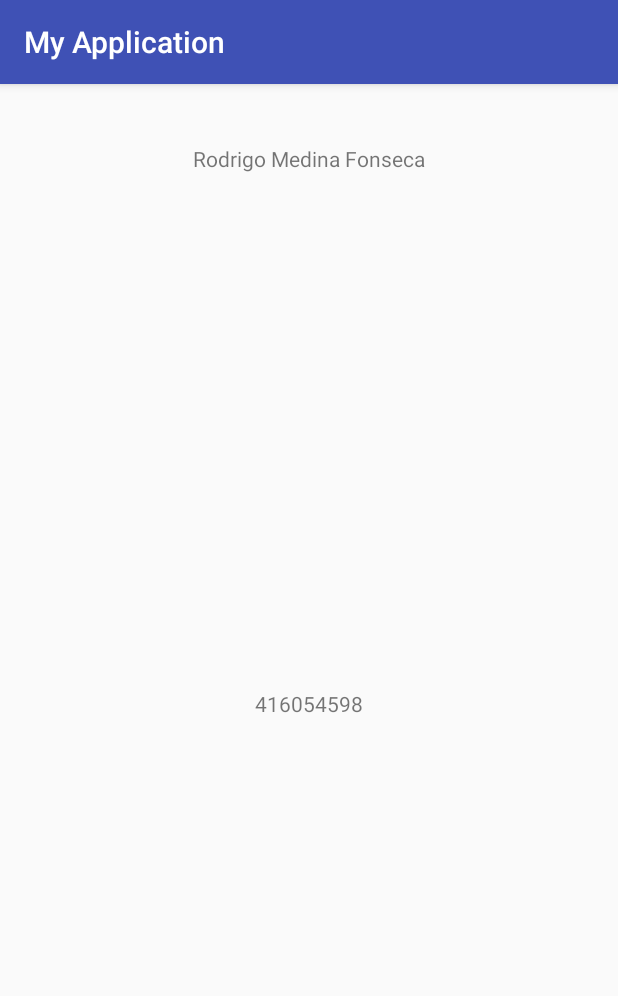
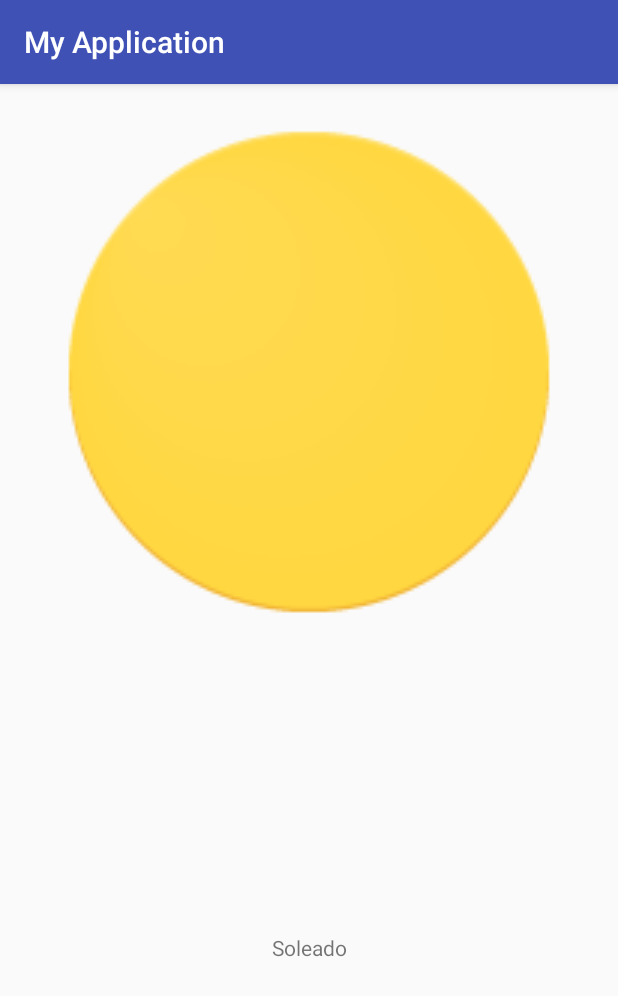
Before and after one commit to Rodrigomedinafca/aplicacionAndroid, an Android app: the screen it shows after launch (MainActivity), on a phone screen of 412 x 824 dp. Shown: the top 996 px of the screen. Run offline under Robolectric (Android 15) with nearby library versions, the phone set to English and light mode, and no system bars.

Commit message:
muestra imagen y estado

```diff
--- a/app/src/main/res/layout/activity_main.xml
+++ b/app/src/main/res/layout/activity_main.xml
@@ -1,48 +1,22 @@
 <?xml version="1.0" encoding="utf-8"?>
-<android.support.constraint.ConstraintLayout xmlns:android="http://schemas.android.com/apk/res/android"
+<LinearLayout xmlns:android="http://schemas.android.com/apk/res/android"
     xmlns:app="http://schemas.android.com/apk/res-auto"
-    xmlns:tools="http://schemas.android.com/tools"
     android:layout_width="match_parent"
     android:layout_height="match_parent"
-    tools:context="com.example.teci_.myapplication.MainActivity">
+    android:orientation="vertical">
+
+    <ImageView
+        android:id="@+id/imgTiempo"
+        android:layout_width="match_parent"
+        android:layout_height="match_parent"
+        android:layout_weight="1"
+        app:srcCompat="@mipmap/imagen_01d" />
 
     <TextView
-        android:id="@+id/textCuenta"
-        android:layout_width="wrap_content"
-        android:layout_height="25dp"
-        android:layout_marginBottom="8dp"
-        android:layout_marginEnd="8dp"
-        android:layout_marginLeft="8dp"
-        android:layout_marginRight="8dp"
-        android:layout_marginStart="8dp"
-        android:layout_marginTop="8dp"
-        android:text="@string/cuenta"
-        app:layout_constraintBottom_toBottomOf="parent"
-        app:layout_constraintEnd_toEndOf="@+id/textNombre"
-        app:layout_constraintStart_toStartOf="@+id/textNombre"
-        app:layout_constraintTop_toBottomOf="@+id/textNombre"
-        tools:ignore="MissingConstraints" />
-
-    <TextView
-        android:id="@+id/textNombre"
-        android:layout_width="wrap_content"
-        android:layout_height="23dp"
-        android:layout_marginEnd="8dp"
-        android:layout_marginLeft="8dp"
-        android:layout_marginRight="8dp"
-        android:layout_marginStart="8dp"
-        android:layout_marginTop="40dp"
-        android:text="@string/nombre"
-        app:layout_constraintEnd_toEndOf="parent"
-        app:layout_constraintStart_toStartOf="parent"
-        app:layout_constraintTop_toTopOf="parent"
-        tools:ignore="MissingConstraints" />
-
-    <android.support.constraint.Guideline
-        android:id="@+id/guideline"
-        android:layout_width="wrap_content"
-        android:layout_height="wrap_content"
-        android:orientation="vertical"
-        app:layout_constraintGuide_begin="20dp" />
-
-</android.support.constraint.ConstraintLayout>
+        android:id="@+id/textTiempo"
+        android:layout_width="match_parent"
+        android:layout_height="match_parent"
+        android:layout_weight="1"
+        android:text="@string/tiempo"
+        android:gravity="center"/>
+</LinearLayout>
--- a/app/src/main/res/values/strings.xml
+++ b/app/src/main/res/values/strings.xml
@@ -1,5 +1,4 @@
 <resources>
     <string name="app_name">My Application</string>
-    <string name ="nombre">Rodrigo Medina Fonseca</string>
-    <string name="cuenta">416054598</string>
+    <string name="tiempo">Soleado</string>
 </resources>
```
Also changed, not shown: app/src/main/res/mipmap-hdpi/imagen_01d.png (added), app/src/main/res/mipmap-mdpi/imagen_01d.png (added), app/src/main/res/mipmap-xhdpi/imagen_01d.png (added), app/src/main/res/mipmap-xxhdpi/imagen_01d.png (added), app/src/main/res/mipmap-xxxhdpi/imagen_01d.png (added).
